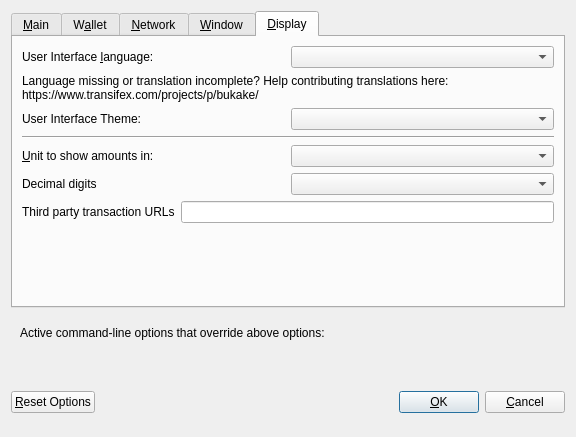
The window that src/qt/forms/optionsdialog.ui (Bukakecoin/bukakecore) describes before a commit, drawn with Qt 5.
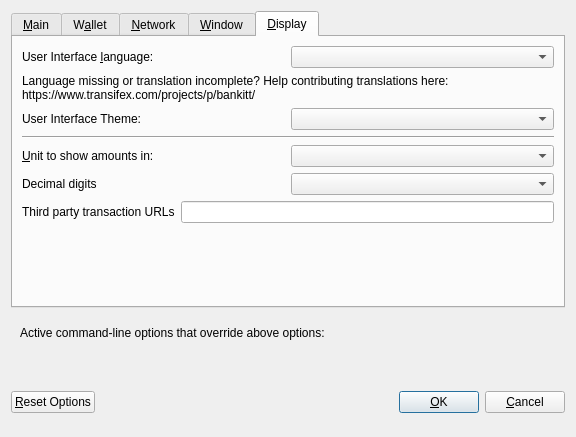
The same window after the commit. The open tabs and pages were chosen to show the change. Custom widgets are drawn as their Qt base class.

The edit to the form file:
```diff
--- a/src/qt/forms/optionsdialog.ui
+++ b/src/qt/forms/optionsdialog.ui
@@ -703,7 +703,7 @@
          </property>
          <property name="text">
           <string>Language missing or translation incomplete? Help contributing translations here:
-https://www.transifex.com/projects/p/bukake/</string>
+https://www.transifex.com/projects/p/bankitt/</string>
          </property>
          <property name="wordWrap">
           <bool>true</bool>
```
